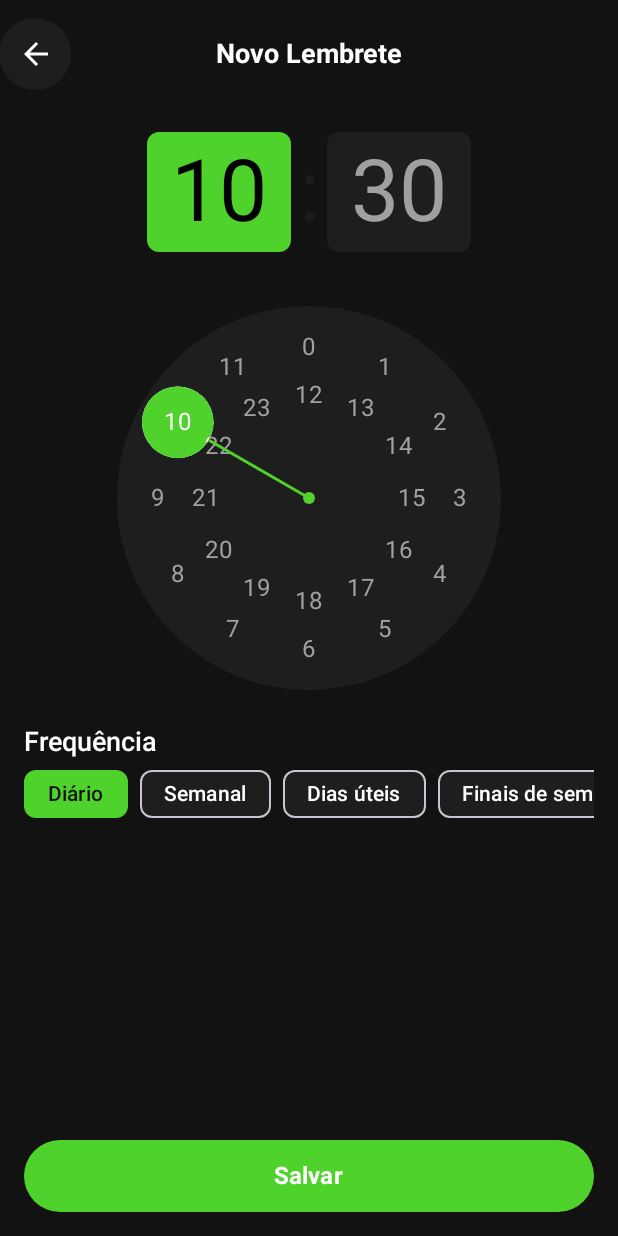
After one commit to silva021/Minha_Jornada, an Android app built with Jetpack Compose: the composable CreateReminderContent shown on its own in the app's theme, on a phone screen of 412 x 824 dp. The commit adds this screen. Run offline under Robolectric (Android 15) with nearby library versions, the phone set to English and light mode, and no system bars.

Commit message:
feat: add CreateReminderContent and CreateReminderScreen for creating reminders

```diff
--- a/app/src/main/java/com/silva021/minhajornada/di/Modules.kt
+++ b/app/src/main/java/com/silva021/minhajornada/di/Modules.kt
@@ -9,6 +9,7 @@ import com.silva021.minhajornada.data.repository.CommunitiesRepository
 import com.silva021.minhajornada.data.repository.CommunitiesRepositoryImpl
 import com.silva021.minhajornada.data.repository.ProfileRepository
 import com.silva021.minhajornada.data.repository.ProfileRepositoryImpl
+import com.silva021.minhajornada.domain.usecases.GetChallengeByIdUseCase
 import com.silva021.minhajornada.domain.usecases.GetChallengesUseCase
 import com.silva021.minhajornada.domain.usecases.GetCommentsByPostIdUseCase
 import com.silva021.minhajornada.domain.usecases.GetCommunitiesByCategoryUseCase
@@ -20,6 +21,7 @@ import com.silva021.minhajornada.domain.usecases.GetCommunityPostsUseCase
 import com.silva021.minhajornada.domain.usecases.GetPublicChallengesByCategoryUseCase
 import com.silva021.minhajornada.domain.usecases.GetPublicChallengesUseCase
 import com.silva021.minhajornada.ui.screens.challenges.mine.ChallengesViewModel
+import com.silva021.minhajornada.ui.screens.challenges.reminders.RemindersViewModel
 import com.silva021.minhajornada.ui.screens.communities.details.CommunityDetailsViewModel
 import com.silva021.minhajornada.ui.screens.communities.feed.CommunityFeedViewModel
 import com.silva021.minhajornada.ui.screens.communities.list.CommunitiesViewModel
@@ -41,10 +43,13 @@ val viewModelModule = module {
     viewModel { CommunityDetailsViewModel(get()) }
     viewModel { CommunityFeedViewModel(get(), get(), get()) }
     viewModel { CommunityPostViewModel(get(), get(), get()) }
+    viewModel { RemindersViewModel(get()) }
 }
 
 val usecasesModule = module {
     factory { GetChallengesUseCase(get()) }
+    factory { GetChallengeByIdUseCase(get()) }
+
     factory { GetMyProfileUseCase(get()) }
 
     factory { GetCommunitiesUseCase(get()) }
--- /dev/null
+++ b/app/src/main/java/com/silva021/minhajornada/ui/screens/challenges/reminders/create/CreateReminderContent.kt
@@ -0,0 +1,171 @@
+package com.silva021.minhajornada.ui.screens.challenges.reminders.create
+
+import androidx.compose.foundation.background
+import androidx.compose.foundation.layout.Column
+import androidx.compose.foundation.layout.Spacer
+import androidx.compose.foundation.layout.fillMaxSize
+import androidx.compose.foundation.layout.fillMaxWidth
+import androidx.compose.foundation.layout.height
+import androidx.compose.foundation.layout.padding
+import androidx.compose.material3.ExperimentalMaterial3Api
+import androidx.compose.material3.MaterialTheme
+import androidx.compose.material3.Text
+import androidx.compose.material3.TimePicker
+import androidx.compose.material3.TimePickerDefaults
+import androidx.compose.material3.rememberTimePickerState
+import androidx.compose.runtime.Composable
+import androidx.compose.runtime.getValue
+import androidx.compose.runtime.mutableStateOf
+import androidx.compose.runtime.remember
+import androidx.compose.runtime.setValue
+import androidx.compose.ui.Alignment
+import androidx.compose.ui.Modifier
+import androidx.compose.ui.graphics.Color
+import androidx.compose.ui.graphics.Color.Companion.White
+import androidx.compose.ui.text.font.FontWeight
+import androidx.compose.ui.tooling.preview.Preview
+import androidx.compose.ui.unit.dp
+import androidx.compose.ui.unit.sp
+import com.silva021.minhajornada.domain.model.Reminder
+import com.silva021.minhajornada.domain.model.ReminderFrequency
+import com.silva021.minhajornada.domain.model.Weekday
+import com.silva021.minhajornada.ui.components.FrequencyFilter
+import com.silva021.minhajornada.ui.components.Header
+import com.silva021.minhajornada.ui.components.PrimaryButton
+import com.silva021.minhajornada.ui.components.WeekDayFilter
+import com.silva021.minhajornada.ui.theme.Palette
+import java.util.Calendar
+import java.util.UUID
+import kotlin.random.Random
+
+@OptIn(ExperimentalMaterial3Api::class)
+@Composable
+fun CreateReminderContent(
+    existingReminder: Reminder? = null,
+    onBackPressed: () -> Unit,
+    onSave: (Reminder) -> Unit,
+) {
+    var reminderFrequencySelected by remember {
+        mutableStateOf(
+            existingReminder?.frequency ?: ReminderFrequency.DAILY
+        )
+    }
+
+    var weekdaySelected by remember {
+        mutableStateOf(
+            existingReminder?.weekday ?: Weekday.MONDAY
+        )
+    }
+
+    Column(
+        modifier = Modifier
+            .fillMaxSize()
+            .background(Palette.backgroundColor)
+    ) {
+        Header(
+            title = "Novo Lembrete",
+            onBackPressed = onBackPressed,
+        )
+
+        Column(
+            modifier = Modifier
+                .padding(16.dp),
+        ) {
+            val currentTime = Calendar.getInstance()
+
+            val timePickerState = rememberTimePickerState(
+                initialHour = currentTime.get(Calendar.HOUR_OF_DAY),
+                initialMinute = currentTime.get(Calendar.MINUTE),
+                is24Hour = true,
+            )
+
+            Column(
+                modifier = Modifier
+                    .fillMaxWidth(),
+                horizontalAlignment = Alignment.CenterHorizontally,
+            ) {
+                TimePicker(
+                    colors = TimePickerDefaults.colors().copy(
+                        containerColor = Color(0xFF121212),
+                        clockDialColor = Color(0xFF1E1E1E),
+                        clockDialSelectedContentColor = White,
+                        clockDialUnselectedContentColor = Color(0xFFA0A0A0),
+                        selectorColor = Color(0xFF50D22C),
+                        periodSelectorBorderColor = Color(0xFF333333),
+                        periodSelectorSelectedContainerColor = Color(0xFF50D22C),
+                        periodSelectorUnselectedContainerColor = Color(0xFF1E1E1E),
+                        periodSelectorSelectedContentColor = Color.Black,
+                        periodSelectorUnselectedContentColor = Color(0xFFA0A0A0),
+                        timeSelectorSelectedContainerColor = Color(0xFF50D22C),
+                        timeSelectorUnselectedContainerColor = Color(0xFF1E1E1E),
+                        timeSelectorSelectedContentColor = Color.Black,
+                        timeSelectorUnselectedContentColor = Color(0xFFA0A0A0)
+                    ),
+                    state = timePickerState,
+                )
+            }
+
+            Text(
+                text = "Frequência",
+                color = Palette.textPrimary,
+                fontSize = 18.sp,
+                fontWeight = FontWeight.SemiBold
+            )
+
+            FrequencyFilter(
+                modifier = Modifier.fillMaxWidth(),
+                selectedItem = reminderFrequencySelected,
+                onItemSelected = { reminderFrequencySelected = it }
+            )
+
+            if (reminderFrequencySelected == ReminderFrequency.WEEKLY) {
+                Spacer(modifier = Modifier.height(8.dp))
+
+                Text(
+                    text = "Dias da Semana",
+                    color = Palette.textPrimary,
+                    fontSize = 18.sp,
+                    fontWeight = FontWeight.SemiBold
+                )
+
+                WeekDayFilter(
+                    modifier = Modifier.fillMaxWidth(),
+                    selectedItem = weekdaySelected,
+                    onItemSelected = { weekdaySelected = it }
+                )
+            }
+
+            Spacer(modifier = Modifier.weight(1f))
+
+            PrimaryButton(
+                modifier = Modifier
+                    .fillMaxWidth(),
+                text = "Salvar",
+                onClick = {
+                    onSave(
+                        Reminder(
+                            id = UUID.randomUUID().toString(),
+                            frequency = reminderFrequencySelected,
+                            isActive = true,
+                            challengeId = "challengeId_placeholder",
+                            weekday = Weekday.SATURDAY,
+                            hour = timePickerState.hour,
+                            minute = timePickerState.minute
+                        )
+                    )
+                }
+            )
+        }
+    }
+}
+
+@Preview(showBackground = true)
+@Composable
+fun CreateReminderContentPreview() {
+    MaterialTheme {
+        CreateReminderContent(
+            onBackPressed = {},
+            onSave = {}
+        )
+    }
+}
```
Also changed, not shown: app/src/main/java/com/silva021/minhajornada/MainActivity.kt (+68 -0 lines), app/src/main/java/com/silva021/minhajornada/ui/routes/Routes.kt (+22 -0 lines), app/src/main/java/com/silva021/minhajornada/ui/screens/challenges/reminders/RemindersContent.kt (added, +249 -0 lines), app/src/main/java/com/silva021/minhajornada/ui/screens/challenges/reminders/RemindersScreen.kt (added, +42 -0 lines), app/src/main/java/com/silva021/minhajornada/ui/screens/challenges/reminders/RemindersViewModel.kt (added, +59 -0 lines), app/src/main/java/com/silva021/minhajornada/ui/screens/challenges/reminders/create/CreateReminderScreen.kt (added, +20 -0 lines).
